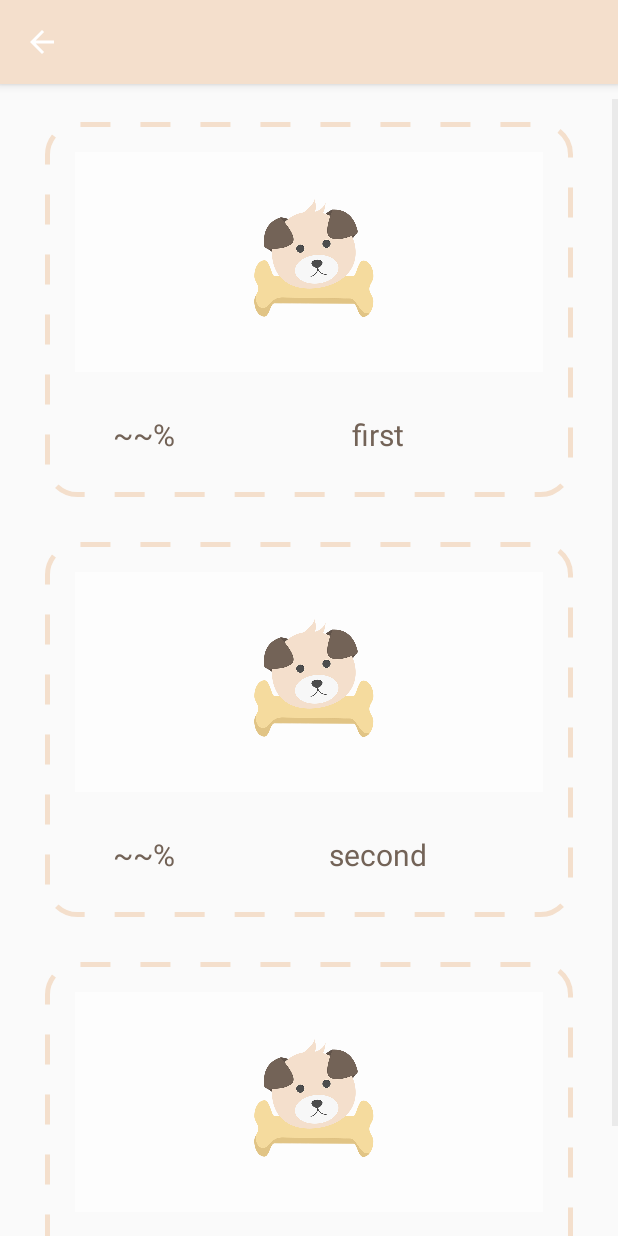
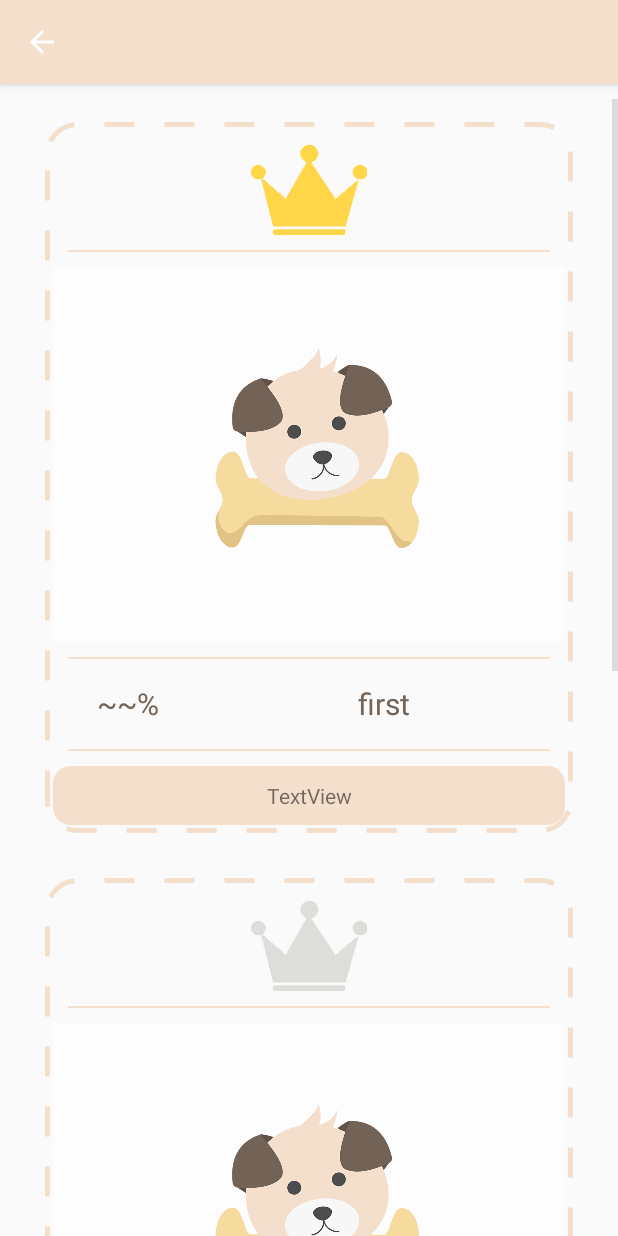
Before and after one commit to pubmbro1/capston, an Android app: the MatchingActivity screen opened directly, with no data from a screen before it, on a phone screen of 412 x 824 dp. Run offline under Robolectric (Android 15) with nearby library versions, the phone set to English and light mode, and no system bars.

Commit message:
rank icon

```diff
--- a/WhatIsThisDog/app/build.gradle
+++ b/WhatIsThisDog/app/build.gradle
@@ -5,7 +5,7 @@ android {
     buildToolsVersion "29.0.2"
     defaultConfig {
         applicationId "kr.ac.mju.capston.whatisthisdog"
-        minSdkVersion 15
+        minSdkVersion 21
         targetSdkVersion 29
         versionCode 1
         versionName "1.0"
--- a/WhatIsThisDog/app/src/main/java/kr/ac/mju/capston/whatisthisdog/Activity/DogInfoActivity.java
+++ b/WhatIsThisDog/app/src/main/java/kr/ac/mju/capston/whatisthisdog/Activity/DogInfoActivity.java
@@ -87,5 +87,7 @@ public class DogInfoActivity extends BaseActivity {
 
         name.setText(item.getName());
         desc.setText(item.getDesc());
+
+        back.bringToFront();
     }
 }
--- a/WhatIsThisDog/app/src/main/java/kr/ac/mju/capston/whatisthisdog/Util/ListViewAdapter.java
+++ b/WhatIsThisDog/app/src/main/java/kr/ac/mju/capston/whatisthisdog/Util/ListViewAdapter.java
@@ -1,6 +1,7 @@
 package kr.ac.mju.capston.whatisthisdog.Util;
 
 import android.content.Context;
+import android.graphics.drawable.Drawable;
 import android.util.Log;
 import android.view.LayoutInflater;
 import android.view.View;
@@ -85,6 +86,7 @@ public class ListViewAdapter extends BaseAdapter {
             viewHolder = new albumViewHolder();
 
             viewHolder.iconImageView = (ImageView) convertView.findViewById(R.id.albumDogImageView) ;
+            viewHolder.iconImageView.setClipToOutline(true);
             viewHolder.titleTextView = (TextView) convertView.findViewById(R.id.album_txt_name) ;
             //viewHolder.descTextView = (TextView) convertView.findViewById(R.id.txt_desc) ;
 
@@ -102,6 +104,8 @@ public class ListViewAdapter extends BaseAdapter {
                 .load(photoPath)
                 .placeholder(R.drawable.test_puppy_icon)
                 .error(R.drawable.test_puppy_icon)
+                .override(viewHolder.iconImageView.getWidth())
+                .centerCrop()
                 .into(viewHolder.iconImageView);
 
         viewHolder.titleTextView.setText(item.getName());
@@ -125,6 +129,8 @@ public class ListViewAdapter extends BaseAdapter {
             viewHolder.titleTextView = (TextView) convertView.findViewById(R.id.rank_txt_name) ;
             //viewHolder.descTextView = (TextView) convertView.findViewById(R.id.txt_desc) ;
 
+            viewHolder.rankImage = (ImageView) convertView.findViewById(R.id.rankImage);
+
             convertView.setTag(viewHolder);
         }
         else{
@@ -139,7 +145,23 @@ public class ListViewAdapter extends BaseAdapter {
                 .load(photoPath)
                 .placeholder(R.drawable.test_puppy_icon)
                 .error(R.drawable.test_puppy_icon)
+                .override(viewHolder.iconImageView.getWidth())
+                .centerCrop()
                 .into(viewHolder.iconImageView);
+
+        int res;
+        if(position == 0)
+            res = R.drawable.first;
+        else if(position == 1)
+            res = R.drawable.second;
+        else
+            res = R.drawable.third;
+
+        Glide.with(context)
+                .load(res)
+                .placeholder(R.drawable.test_puppy_icon)
+                .error(R.drawable.test_puppy_icon)
+                .into(viewHolder.rankImage);
 
         viewHolder.titleTextView.setText(item.getName());
         //viewHolder.descTextView.setText(item.getDesc());
@@ -156,6 +178,7 @@ public class ListViewAdapter extends BaseAdapter {
     public class rankViewHolder{
         public ImageView iconImageView;
         public TextView titleTextView;
+        public ImageView rankImage;
         //public TextView descTextView;
     }
 
--- a/WhatIsThisDog/app/src/main/res/layout/dict_list_header.xml
+++ b/WhatIsThisDog/app/src/main/res/layout/dict_list_header.xml
@@ -9,7 +9,7 @@
     android:paddingEnd="10dp"
     android:paddingRight="10dp"
     android:paddingBottom="5dp"
-    android:background="@drawable/round_res"
+    android:background="@drawable/round_color_res"
     >
 
     <TextView
--- a/WhatIsThisDog/app/src/main/res/layout/listview_rank_item.xml
+++ b/WhatIsThisDog/app/src/main/res/layout/listview_rank_item.xml
@@ -9,32 +9,49 @@
 
     <LinearLayout
         android:layout_width="match_parent"
-        android:layout_height="250dp"
+        android:layout_height="wrap_content"
         android:layout_marginLeft="30dp"
+        android:layout_marginTop="15dp"
         android:layout_marginRight="30dp"
-        android:layout_marginTop="15dp"
         android:layout_marginBottom="15dp"
         android:background="@drawable/round_border"
         android:gravity="center|left"
         android:orientation="vertical"
+        android:padding="5dp"
         android:weightSum="10">
+
+        <ImageView
+            android:id="@+id/rankImage"
+            android:layout_width="wrap_content"
+            android:layout_height="60dp"
+            android:layout_gravity="center"
+            android:layout_marginTop="10dp" />
+
+        <View
+            android:id="@+id/view4"
+            android:layout_width="match_parent"
+            android:layout_height="1dp"
+            android:layout_margin="10dp"
+            android:background="@color/mainColor" />
 
         <ImageView
             android:id="@+id/rankDogImageView"
             android:layout_width="match_parent"
-            android:layout_height="0dp"
+            android:layout_height="250dp"
             android:layout_gravity="center"
+            android:adjustViewBounds="true"
+            android:background="@color/tabTextDefault" />
+
+        <View
+            android:id="@+id/view3"
+            android:layout_width="match_parent"
+            android:layout_height="1dp"
             android:layout_margin="10dp"
-            android:layout_weight="7"
-            android:adjustViewBounds="false"
-            android:background="@color/tabTextDefault" />
+            android:background="@color/mainColor" />
 
         <LinearLayout
             android:layout_width="match_parent"
-            android:layout_height="0dp"
-            android:layout_marginLeft="10dp"
-            android:layout_marginRight="10dp"
-            android:layout_weight="3"
+            android:layout_height="40dp"
             android:gravity="center"
             android:weightSum="10">
 
@@ -63,6 +80,22 @@
 
         </LinearLayout>
 
+        <View
+            android:id="@+id/view2"
+            android:layout_width="match_parent"
+            android:layout_height="1dp"
+            android:layout_margin="10dp"
+            android:background="@color/mainColor" />
+
+        <TextView
+            android:id="@+id/rank_txt_desc"
+            android:layout_width="match_parent"
+            android:layout_height="wrap_content"
+            android:background="@drawable/round_color_res"
+            android:gravity="center|top"
+            android:padding="10dp"
+            android:text="TextView" />
+
     </LinearLayout>
 
 </LinearLayout>
--- a/WhatIsThisDog/app/src/main/res/values/colors.xml
+++ b/WhatIsThisDog/app/src/main/res/values/colors.xml
@@ -11,6 +11,8 @@
     <color name="boneYellow">#f5db9e</color>
 
     <color name="mainTextColor">#736357</color>
+
+    <color name="glass">#00000000</color>
 
 
     <color name="actionButton">#bbbbbb</color>
```
Also changed, not shown: WhatIsThisDog/app/src/main/java/kr/ac/mju/capston/whatisthisdog/Activity/CategoryActivity.java (+2 -5 lines), WhatIsThisDog/app/src/main/res/drawable/round_only_res.xml (added, +10 -0 lines), WhatIsThisDog/app/src/main/res/layout/activity_dog_info.xml (+10 -3 lines), WhatIsThisDog/app/src/main/res/layout/activity_main.xml (+5 -5 lines), WhatIsThisDog/app/src/main/res/layout/listview_album_item.xml (+44 -44 lines), WhatIsThisDog/app/src/main/res/drawable/back.png, WhatIsThisDog/app/src/main/res/drawable/first.png (added), WhatIsThisDog/app/src/main/res/drawable/round_color_res.xml (renamed from WhatIsThisDog/app/src/main/res/drawable/round_res.xml), WhatIsThisDog/app/src/main/res/drawable/sad_puppy.png (deleted), WhatIsThisDog/app/src/main/res/drawable/second.png (added), WhatIsThisDog/app/src/main/res/drawable/third.png (added).
